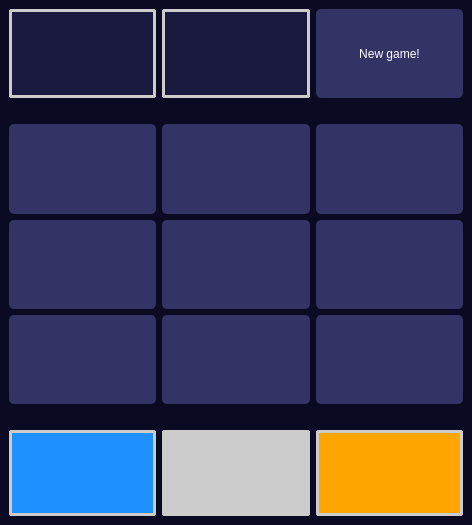
Old version of the form GUI (Qt)/Assignment 18/main.ui in the repository Amirreza1h1/Pylearn.
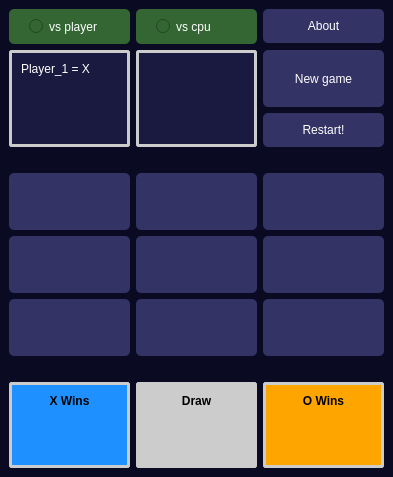
New version of the form.

The edit to the form file:
```diff
--- a/GUI (Qt)/Assignment 18/main.ui
+++ b/GUI (Qt)/Assignment 18/main.ui
@@ -6,8 +6,8 @@
    <rect>
     <x>0</x>
     <y>0</y>
-    <width>472</width>
-    <height>525</height>
+    <width>393</width>
+    <height>477</height>
    </rect>
   </property>
   <property name="sizePolicy">
@@ -20,25 +20,7 @@
    <string>MainWindow</string>
   </property>
   <property name="styleSheet">
-   <string notr="true">/* Player Turn Indicator */
-#turnIndicator {
-    margin: 20px auto;
-    text-align: center;
-    padding: 10px 20px;
-    font-size: 1.5rem;
-    background-color: #1A1A40; /* Same as cell background */
-    border-radius: 5px;
-}
-
-.player-X-turn #turnIndicator {
-    background-color: #1E90FF; /* Light Blue Background when X's turn */
-}
-
-.player-O-turn #turnIndicator {
-    background-color: #FFA500; /* Orange Background when O's turn */
-}
-
-/* General Styles */
+   <string notr="true">/* General Styles */
 QWidget {
     background-color: #0A0A23; /* Dark Blue Background */
     color: white;
@@ -59,12 +41,11 @@
     background-color: #1E90FF; /* Light Blue hover for buttons */
 }
 
-QPushButton:disabled {
+/*QPushButton:disabled {
     cursor: not-allowed;
-}
+}*/
 
 QTextEdit {
-	justify-content: center;
     background-color: #1A1A40; /* Slightly lighter dark blue for cells */
     font-size: 2rem;
     border: 3px solid #CCCCCC;
@@ -72,11 +53,19 @@
     border-radius: 3px;
     color: white;
 }
-</string>
+
+QRadioButton {
+	background-color: #336633; /* Dark green button background */
+    color: white;
+    border: none;
+    padding: 10px 20px;
+    font-size: 1rem;
+    border-radius: 5px;
+}</string>
   </property>
   <widget class="QWidget" name="centralwidget">
    <layout class="QGridLayout" name="gridLayout">
-    <item row="1" column="0" colspan="3">
+    <item row="4" column="0" colspan="3">
      <spacer name="horizontalSpacer">
       <property name="orientation">
        <enum>Qt::Orientation::Horizontal</enum>
@@ -89,7 +78,7 @@
       </property>
      </spacer>
     </item>
-    <item row="6" column="0">
+    <item row="9" column="0">
      <widget class="QTextEdit" name="status_1">
       <property name="sizePolicy">
        <sizepolicy hsizetype="Minimum" vsizetype="Minimum">
@@ -107,9 +96,19 @@
       <property name="readOnly">
        <bool>true</bool>
       </property>
+      <property name="html">
+       <string>&lt;!DOCTYPE HTML PUBLIC &quot;-//W3C//DTD HTML 4.0//EN&quot; &quot;http://www.w3.org/TR/REC-html40/strict.dtd&quot;&gt;
+&lt;html&gt;&lt;head&gt;&lt;meta name=&quot;qrichtext&quot; content=&quot;1&quot; /&gt;&lt;meta charset=&quot;utf-8&quot; /&gt;&lt;style type=&quot;text/css&quot;&gt;
+p, li { white-space: pre-wrap; }
+hr { height: 1px; border-width: 0; }
+li.unchecked::marker { content: &quot;\2610&quot;; }
+li.checked::marker { content: &quot;\2612&quot;; }
+&lt;/style&gt;&lt;/head&gt;&lt;body style=&quot; font-family:'Arial','sans-serif'; font-size:9pt; font-weight:400; font-style:normal;&quot;&gt;
+&lt;p align=&quot;center&quot; style=&quot; margin-top:0px; margin-bottom:0px; margin-left:0px; margin-right:0px; -qt-block-indent:0; text-indent:0px;&quot;&gt;&lt;span style=&quot; font-weight:700;&quot;&gt;X Wins&lt;/span&gt;&lt;/p&gt;&lt;/body&gt;&lt;/html&gt;</string>
+      </property>
      </widget>
     </item>
-    <item row="6" column="2">
+    <item row="9" column="2">
      <widget class="QTextEdit" name="status_2">
       <property name="sizePolicy">
        <sizepolicy hsizetype="Minimum" vsizetype="Minimum">
@@ -119,7 +118,8 @@
       </property>
       <property name="styleSheet">
        <string notr="true">background-color: #FFA500;
-color: black;</string>
+color: black;
+text-align: center;</string>
       </property>
       <property name="sizeAdjustPolicy">
        <enum>QAbstractScrollArea::SizeAdjustPolicy::AdjustToContents</enum>
@@ -127,25 +127,45 @@
       <property name="readOnly">
        <bool>true</bool>
       </property>
+      <property name="html">
+       <string>&lt;!DOCTYPE HTML PUBLIC &quot;-//W3C//DTD HTML 4.0//EN&quot; &quot;http://www.w3.org/TR/REC-html40/strict.dtd&quot;&gt;
+&lt;html&gt;&lt;head&gt;&lt;meta name=&quot;qrichtext&quot; content=&quot;1&quot; /&gt;&lt;meta charset=&quot;utf-8&quot; /&gt;&lt;style type=&quot;text/css&quot;&gt;
+p, li { white-space: pre-wrap; }
+hr { height: 1px; border-width: 0; }
+li.unchecked::marker { content: &quot;\2610&quot;; }
+li.checked::marker { content: &quot;\2612&quot;; }
+&lt;/style&gt;&lt;/head&gt;&lt;body style=&quot; font-family:'Arial','sans-serif'; font-size:9pt; font-weight:400; font-style:normal;&quot;&gt;
+&lt;p align=&quot;center&quot; style=&quot; margin-top:0px; margin-bottom:0px; margin-left:0px; margin-right:0px; -qt-block-indent:0; text-indent:0px;&quot;&gt;&lt;span style=&quot; font-weight:700;&quot;&gt;O Wins&lt;/span&gt;&lt;/p&gt;&lt;/body&gt;&lt;/html&gt;</string>
+      </property>
      </widget>
     </item>
-    <item row="2" column="2">
-     <widget class="QPushButton" name="r_c_13">
+    <item row="2" column="0" rowspan="2">
+     <widget class="QTextEdit" name="players">
       <property name="sizePolicy">
-       <sizepolicy hsizetype="Expanding" vsizetype="Expanding">
+       <sizepolicy hsizetype="Minimum" vsizetype="Minimum">
         <horstretch>0</horstretch>
         <verstretch>0</verstretch>
        </sizepolicy>
       </property>
-      <property name="text">
-       <string/>
+      <property name="sizeAdjustPolicy">
+       <enum>QAbstractScrollArea::SizeAdjustPolicy::AdjustToContents</enum>
       </property>
-      <attribute name="buttonGroup">
-       <string notr="true">buttonGroup</string>
-      </attribute>
+      <property name="readOnly">
+       <bool>true</bool>
+      </property>
+      <property name="html">
+       <string>&lt;!DOCTYPE HTML PUBLIC &quot;-//W3C//DTD HTML 4.0//EN&quot; &quot;http://www.w3.org/TR/REC-html40/strict.dtd&quot;&gt;
+&lt;html&gt;&lt;head&gt;&lt;meta name=&quot;qrichtext&quot; content=&quot;1&quot; /&gt;&lt;meta charset=&quot;utf-8&quot; /&gt;&lt;style type=&quot;text/css&quot;&gt;
+p, li { white-space: pre-wrap; }
+hr { height: 1px; border-width: 0; }
+li.unchecked::marker { content: &quot;\2610&quot;; }
+li.checked::marker { content: &quot;\2612&quot;; }
+&lt;/style&gt;&lt;/head&gt;&lt;body style=&quot; font-family:'Arial','sans-serif'; font-size:9pt; font-weight:400; font-style:normal;&quot;&gt;
+&lt;p style=&quot; margin-top:0px; margin-bottom:0px; margin-left:0px; margin-right:0px; -qt-block-indent:0; text-indent:0px;&quot;&gt;Player_1 = X&lt;/p&gt;&lt;/body&gt;&lt;/html&gt;</string>
+      </property>
      </widget>
     </item>
-    <item row="0" column="1">
+    <item row="2" column="1" rowspan="2">
      <widget class="QTextEdit" name="turn_status">
       <property name="sizePolicy">
        <sizepolicy hsizetype="Minimum" vsizetype="Minimum">
@@ -173,7 +193,20 @@
       </property>
      </widget>
     </item>
-    <item row="4" column="0">
+    <item row="5" column="2">
+     <widget class="QPushButton" name="r_c_13">
+      <property name="sizePolicy">
+       <sizepolicy hsizetype="Expanding" vsizetype="Expanding">
+        <horstretch>0</horstretch>
+        <verstretch>0</verstretch>
+       </sizepolicy>
+      </property>
+      <property name="text">
+       <string/>
+      </property>
+     </widget>
+    </item>
+    <item row="7" column="0">
      <widget class="QPushButton" name="r_c_31">
       <property name="sizePolicy">
        <sizepolicy hsizetype="Expanding" vsizetype="Expanding">
@@ -189,7 +222,7 @@
       </attribute>
      </widget>
     </item>
-    <item row="4" column="2">
+    <item row="7" column="2">
      <widget class="QPushButton" name="r_c_33">
       <property name="sizePolicy">
        <sizepolicy hsizetype="Expanding" vsizetype="Expanding">
@@ -205,7 +238,27 @@
       </attribute>
      </widget>
     </item>
-    <item row="6" column="1">
+    <item row="2" column="2">
+     <widget class="QPushButton" name="new_game">
+      <property name="sizePolicy">
+       <sizepolicy hsizetype="Expanding" vsizetype="Expanding">
+        <horstretch>0</horstretch>
+        <verstretch>0</verstretch>
+       </sizepolicy>
+      </property>
+      <property name="text">
+       <string>New game</string>
+      </property>
+     </widget>
+    </item>
+    <item row="3" column="2">
+     <widget class="QPushButton" name="restart">
+      <property name="text">
+       <string>Restart!</string>
+      </property>
+     </widget>
+    </item>
+    <item row="9" column="1">
      <widget class="QTextEdit" name="status_draw">
       <property name="sizePolicy">
        <sizepolicy hsizetype="Minimum" vsizetype="Minimum">
@@ -223,9 +276,19 @@
       <property name="readOnly">
        <bool>true</bool>
       </property>
+      <property name="html">
+       <string>&lt;!DOCTYPE HTML PUBLIC &quot;-//W3C//DTD HTML 4.0//EN&quot; &quot;http://www.w3.org/TR/REC-html40/strict.dtd&quot;&gt;
+&lt;html&gt;&lt;head&gt;&lt;meta name=&quot;qrichtext&quot; content=&quot;1&quot; /&gt;&lt;meta charset=&quot;utf-8&quot; /&gt;&lt;style type=&quot;text/css&quot;&gt;
+p, li { white-space: pre-wrap; }
+hr { height: 1px; border-width: 0; }
+li.unchecked::marker { content: &quot;\2610&quot;; }
+li.checked::marker { content: &quot;\2612&quot;; }
+&lt;/style&gt;&lt;/head&gt;&lt;body style=&quot; font-family:'Arial','sans-serif'; font-size:9pt; font-weight:400; font-style:normal;&quot;&gt;
+&lt;p align=&quot;center&quot; style=&quot; margin-top:0px; margin-bottom:0px; margin-left:0px; margin-right:0px; -qt-block-indent:0; text-indent:0px;&quot;&gt;&lt;span style=&quot; font-weight:700;&quot;&gt;Draw&lt;/span&gt;&lt;/p&gt;&lt;/body&gt;&lt;/html&gt;</string>
+      </property>
      </widget>
     </item>
-    <item row="3" column="2">
+    <item row="6" column="2">
      <widget class="QPushButton" name="r_c_23">
       <property name="sizePolicy">
        <sizepolicy hsizetype="Expanding" vsizetype="Expanding">
@@ -241,7 +304,7 @@
       </attribute>
      </widget>
     </item>
-    <item row="2" column="0">
+    <item row="5" column="0">
      <widget class="QPushButton" name="r_c_11">
       <property name="sizePolicy">
        <sizepolicy hsizetype="Expanding" vsizetype="Expanding">
@@ -257,7 +320,7 @@
       </attribute>
      </widget>
     </item>
-    <item row="3" column="0">
+    <item row="6" column="0">
      <widget class="QPushButton" name="r_c_21">
       <property name="sizePolicy">
        <sizepolicy hsizetype="Expanding" vsizetype="Expanding">
@@ -273,7 +336,7 @@
       </attribute>
      </widget>
     </item>
-    <item row="4" column="1">
+    <item row="7" column="1">
      <widget class="QPushButton" name="r_c_32">
       <property name="sizePolicy">
        <sizepolicy hsizetype="Expanding" vsizetype="Expanding">
@@ -289,7 +352,7 @@
       </attribute>
      </widget>
     </item>
-    <item row="3" column="1">
+    <item row="6" column="1">
      <widget class="QPushButton" name="r_c_22">
       <property name="sizePolicy">
        <sizepolicy hsizetype="Expanding" vsizetype="Expanding">
@@ -305,55 +368,7 @@
       </attribute>
      </widget>
     </item>
-    <item row="0" column="2">
-     <widget class="QPushButton" name="new_game">
-      <property name="sizePolicy">
-       <sizepolicy hsizetype="Expanding" vsizetype="Expanding">
-        <horstretch>0</horstretch>
-        <verstretch>0</verstretch>
-       </sizepolicy>
-      </property>
-      <property name="text">
-       <string>New game!</string>
-      </property>
-      <attribute name="buttonGroup">
-       <string notr="true">buttonGroup</string>
-      </attribute>
-     </widget>
-    </item>
-    <item row="0" column="0">
-     <widget class="QTextEdit" name="players">
-      <property name="sizePolicy">
-       <sizepolicy hsizetype="Minimum" vsizetype="Minimum">
-        <horstretch>0</horstretch>
-        <verstretch>0</verstretch>
-       </sizepolicy>
-      </property>
-      <property name="sizeAdjustPolicy">
-       <enum>QAbstractScrollArea::SizeAdjustPolicy::AdjustToContents</enum>
-      </property>
-      <property name="readOnly">
-       <bool>true</bool>
-      </property>
-     </widget>
-    </item>
-    <item row="2" column="1">
-     <widget class="QPushButton" name="r_c_12">
-      <property name="sizePolicy">
-       <sizepolicy hsizetype="Expanding" vsizetype="Expanding">
-        <horstretch>0</horstretch>
-        <verstretch>0</verstretch>
-       </sizepolicy>
-      </property>
-      <property name="text">
-       <string/>
-      </property>
-      <attribute name="buttonGroup">
-       <string notr="true">buttonGroup</string>
-      </attribute>
-     </widget>
-    </item>
-    <item row="5" column="0" colspan="3">
+    <item row="8" column="0" colspan="3">
      <spacer name="horizontalSpacer_2">
       <property name="orientation">
        <enum>Qt::Orientation::Horizontal</enum>
@@ -366,6 +381,40 @@
       </property>
      </spacer>
     </item>
+    <item row="5" column="1">
+     <widget class="QPushButton" name="r_c_12">
+      <property name="sizePolicy">
+       <sizepolicy hsizetype="Expanding" vsizetype="Expanding">
+        <horstretch>0</horstretch>
+        <verstretch>0</verstretch>
+       </sizepolicy>
+      </property>
+      <property name="text">
+       <string/>
+      </property>
+     </widget>
+    </item>
+    <item row="1" column="2">
+     <widget class="QPushButton" name="about">
+      <property name="text">
+       <string>About</string>
+      </property>
+     </widget>
+    </item>
+    <item row="1" column="1">
+     <widget class="QRadioButton" name="vs_cpu">
+      <property name="text">
+       <string>vs cpu</string>
+      </property>
+     </widget>
+    </item>
+    <item row="1" column="0">
+     <widget class="QRadioButton" name="vs_player">
+      <property name="text">
+       <string>vs player</string>
+      </property>
+     </widget>
+    </item>
    </layout>
   </widget>
  </widget>
```
Left out of the diff: 24 changed lines with no effect on the pictures.
